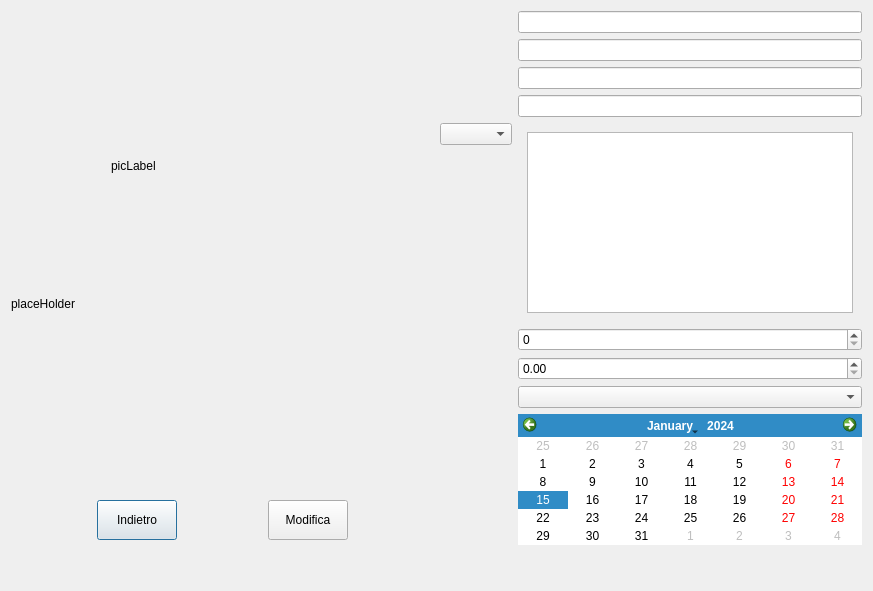
The window that Progetto/itemDialog.ui (simoven/ProgettoPO) describes before a commit, drawn with Qt 5.
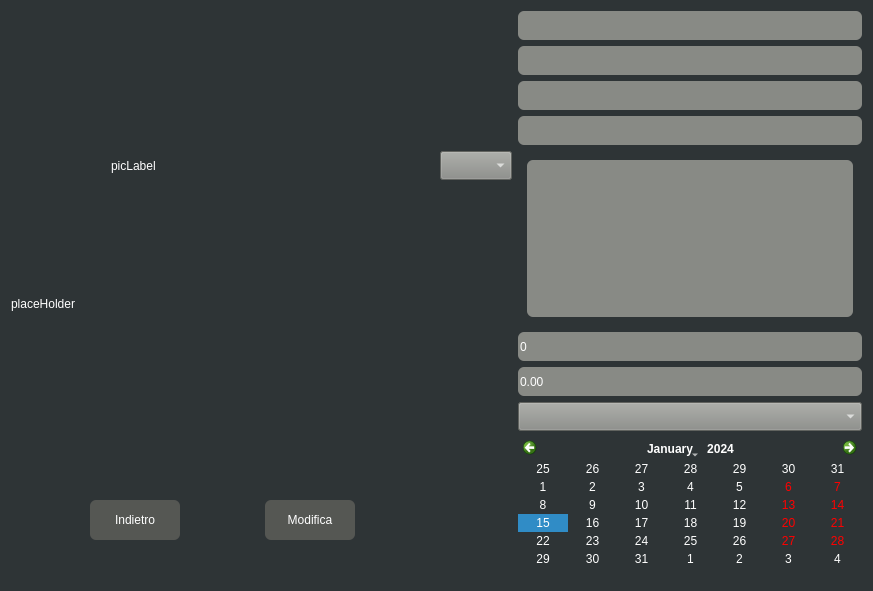
The same window after the commit.

What changed in the file:
```diff
--- a/Progetto/itemDialog.ui
+++ b/Progetto/itemDialog.ui
@@ -11,7 +11,58 @@
    </rect>
   </property>
   <property name="windowTitle">
-   <string>Dialog</string>
+   <string>Informazioni Dettagliate</string>
+  </property>
+  <property name="styleSheet">
+   <string notr="true">QWidget {
+background-color: rgb(46, 52, 54);
+color : white;
+}
+
+QComboBox {
+	background-color : rgb(136, 138, 133);
+	/*border-radius : 6px;*/
+}
+
+QPushButton {
+	border-radius : 6px;
+	color : white;
+	background-color :  rgb(85, 87, 83);
+}
+
+QSpinBox {
+	border-radius : 6px;
+	color : white;
+	background-color : rgb(136, 138, 133);
+}
+
+QDoubleSpinBox {
+	border-radius : 6px;
+	color : white;
+	background-color : rgb(136, 138, 133);
+}
+
+QListWidget {
+	border-radius : 6px;
+	background-color : rgb(136, 138, 133);
+}
+
+QPushButton:hover{
+    background-color : rgb(114, 159, 207);
+}
+
+QLineEdit {
+	border-radius : 6px;
+	color : white;
+	background-color : rgb(136, 138, 133);
+
+}
+
+QPlainTextEdit {
+	border-radius : 6px;
+	color : white;
+	background-color : rgb(136, 138, 133);
+}</string>
   </property>
   <layout class="QHBoxLayout" name="horizontalLayout">
    <item>
@@ -120,7 +171,7 @@
         <widget class="QPushButton" name="bottoneIndietro">
          <property name="minimumSize">
           <size>
-           <width>70</width>
+           <width>90</width>
            <height>40</height>
           </size>
          </property>
@@ -146,10 +197,15 @@
         <widget class="QPushButton" name="bottoneModifica">
          <property name="minimumSize">
           <size>
-           <width>70</width>
+           <width>90</width>
            <height>40</height>
           </size>
          </property>
+         <property name="styleSheet">
+          <string notr="true">QPushButton:hover {
+	background-color : rgb(252, 175, 62)
+}</string>
+         </property>
          <property name="text">
           <string>Modifica</string>
          </property>
@@ -198,7 +254,14 @@
       </widget>
      </item>
      <item row="0" column="1">
-      <widget class="QLineEdit" name="itmLineEdit1"/>
+      <widget class="QLineEdit" name="itmLineEdit1">
+       <property name="minimumSize">
+        <size>
+         <width>0</width>
+         <height>29</height>
+        </size>
+       </property>
+      </widget>
      </item>
      <item row="1" column="0">
       <widget class="QLabel" name="itmLabel2">
@@ -208,7 +271,14 @@
       </widget>
      </item>
      <item row="1" column="1">
-      <widget class="QLineEdit" name="itmLineEdit2"/>
+      <widget class="QLineEdit" name="itmLineEdit2">
+       <property name="minimumSize">
+        <size>
+         <width>0</width>
+         <height>29</height>
+        </size>
+       </property>
+      </widget>
      </item>
      <item row="2" column="0">
       <widget class="QLabel" name="itmLabel3">
@@ -218,7 +288,14 @@
       </widget>
      </item>
      <item row="2" column="1">
-      <widget class="QLineEdit" name="itmLineEdit3"/>
+      <widget class="QLineEdit" name="itmLineEdit3">
+       <property name="minimumSize">
+        <size>
+         <width>0</width>
+         <height>29</height>
+        </size>
+       </property>
+      </widget>
      </item>
      <item row="3" column="0">
       <widget class="QLabel" name="itmLabel4">
@@ -228,10 +305,24 @@
       </widget>
      </item>
      <item row="3" column="1">
-      <widget class="QLineEdit" name="itmLineEdit4"/>
+      <widget class="QLineEdit" name="itmLineEdit4">
+       <property name="minimumSize">
+        <size>
+         <width>0</width>
+         <height>29</height>
+        </size>
+       </property>
+      </widget>
      </item>
      <item row="4" column="0">
-      <widget class="QComboBox" name="itmCombo4"/>
+      <widget class="QComboBox" name="itmCombo4">
+       <property name="minimumSize">
+        <size>
+         <width>0</width>
+         <height>29</height>
+        </size>
+       </property>
+      </widget>
      </item>
      <item row="4" column="1">
       <widget class="QStackedWidget" name="stackedWidget">
@@ -262,7 +353,17 @@
       </widget>
      </item>
      <item row="5" column="1">
-      <widget class="QSpinBox" name="itmSpinBox"/>
+      <widget class="QSpinBox" name="itmSpinBox">
+       <property name="minimumSize">
+        <size>
+         <width>0</width>
+         <height>29</height>
+        </size>
+       </property>
+       <property name="buttonSymbols">
+        <enum>QAbstractSpinBox::NoButtons</enum>
+       </property>
+      </widget>
      </item>
      <item row="6" column="0">
       <widget class="QLabel" name="itmLabel6">
@@ -272,7 +373,17 @@
       </widget>
      </item>
      <item row="6" column="1">
-      <widget class="QDoubleSpinBox" name="itmDoubleSpin"/>
+      <widget class="QDoubleSpinBox" name="itmDoubleSpin">
+       <property name="minimumSize">
+        <size>
+         <width>0</width>
+         <height>29</height>
+        </size>
+       </property>
+       <property name="buttonSymbols">
+        <enum>QAbstractSpinBox::NoButtons</enum>
+       </property>
+      </widget>
      </item>
      <item row="7" column="0">
       <widget class="QLabel" name="itmLabel7">
@@ -282,7 +393,14 @@
       </widget>
      </item>
      <item row="7" column="1">
-      <widget class="QComboBox" name="itmComboBox"/>
+      <widget class="QComboBox" name="itmComboBox">
+       <property name="minimumSize">
+        <size>
+         <width>0</width>
+         <height>29</height>
+        </size>
+       </property>
+      </widget>
      </item>
      <item row="8" column="1">
       <widget class="QCalendarWidget" name="calendarWidget">
```
